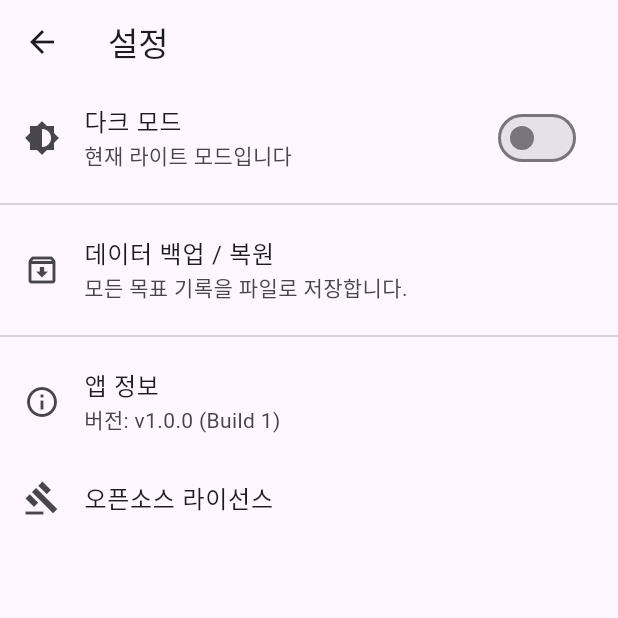
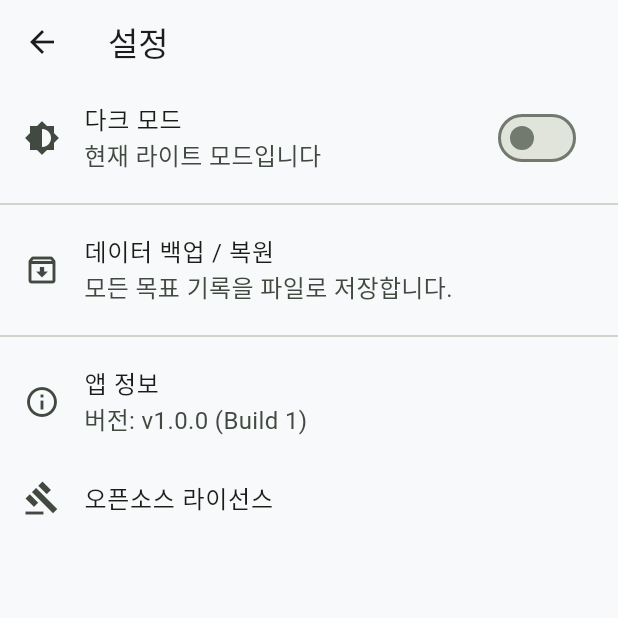
Before and after one commit to thisisJJK/flutter-PerfectThree-project, a Flutter app: the screen it shows after launch, after a tap on the "settings" icon, on a phone screen of 412 x 824 dp, the top half of it. Run offline on Flutter 3.47's test engine with Material 3 defaults, Android fonts, the phone set to English and light mode, and no system bars; our stand-ins replace flutter_riverpod, go_router, google_mobile_ads, hive, hive_flutter, logger and 1 more; accounts and stored records are empty; generated files the repository leaves out were written again; network calls fail.

Commit message:
feat: 스플래시(Splash) 화면 구현 및 초기화 로직 통합
- SplashScreen 위젯 구현 (로고, 이름, 로딩 인디케이터 포함)
- _initializeApp 함수에서 Hive 데이터 로드(goalRepositoryProvider) 및 최소 지연 시간 보장
- GoRouter의 initialLocation을 /splash로 변경
- 초기화 완료 후 /로 라우팅 (context.go)

```diff
--- a/lib/core/theme/app_theme.dart
+++ b/lib/core/theme/app_theme.dart
@@ -36,10 +36,11 @@ class AppTheme {
       foregroundColor: AppColors.textPrimaryDark,
     ),
     textTheme: const TextTheme(
-      bodyLarge: AppTypography.body,  // 폰트 색상은 위 AppColors를 참조해서 다크 대응
+      bodyLarge: AppTypography.body, // 폰트 색상은 위 AppColors를 참조해서 다크 대응
       bodyMedium: AppTypography.body,
       bodySmall: AppTypography.caption,
     ),
+    elevatedButtonTheme: ElevatedButtonThemeData(),
     cardColor: AppColors.cardDark,
     dividerColor: AppColors.dividerDark,
     useMaterial3: true,
--- /dev/null
+++ b/lib/core/theme/provider/theme_provider.dart
@@ -0,0 +1,79 @@
+// 파일 위치: lib/core/providers/theme_provider.dart
+
+import 'package:flutter/material.dart';
+import 'package:hive_flutter/hive_flutter.dart'; // Hive 추가
+import 'package:riverpod_annotation/riverpod_annotation.dart';
+
+import '../../utils/logger.dart';
+
+part 'theme_provider.g.dart'; // 코드 생성 파일
+
+// [상수 정의] 설정 데이터를 저장할 Hive Box 이름과 Key
+const String settingsBoxName = 'settings_box';
+const String themeKey = 'themeMode';
+
+/// ThemeMode를 Hive에 저장하기 위해 String으로 변환합니다.
+String themeModeToString(ThemeMode mode) {
+  // 'ThemeMode.light' -> 'light'로 변환
+  return mode.toString().split('.').last;
+}
+
+/// Hive에서 불러온 String을 ThemeMode로 변환합니다.
+ThemeMode stringToThemeMode(String? str) {
+  switch (str) {
+    case 'dark':
+      return ThemeMode.dark;
+    case 'light':
+      return ThemeMode.light;
+    case 'system':
+      return ThemeMode.system;
+    default:
+      return ThemeMode.system; // 저장된 값이 없으면 기본값은 라이트 모드
+  }
+}
+
+/// [ThemeModeNotifier]
+/// 테마 모드를 Hive에 영구적으로 저장하고 관리하는 Notifier입니다.
+@riverpod
+class ThemeModeNotifier extends _$ThemeModeNotifier {
+  late Box _settingsBox;
+
+  // 1. 초기화 (build) - 비동기 작업으로 초기 상태를 로드합니다.
+  @override
+  Future<ThemeMode> build() async {
+    // 1. Hive Box 열기
+    if (!Hive.isBoxOpen(settingsBoxName)) {
+      _settingsBox = await Hive.openBox(settingsBoxName);
+    } else {
+      _settingsBox = Hive.box(settingsBoxName);
+    }
+
+    // 2. Hive에서 저장된 값 불러오기
+    final savedThemeString = _settingsBox.get(themeKey) as String?;
+
+    // 3. ThemeMode로 변환하여 초기 상태를 설정
+    final initialMode = stringToThemeMode(savedThemeString);
+    CustomLogger.info("🎨 테마 설정 로드 완료: $initialMode");
+
+    return initialMode;
+  }
+
+  /// 4. 외부에서 호출하여 테마를 변경하고 Hive에 저장하는 메서드
+  Future<void> setThemeMode(ThemeMode newMode) async {
+    // 상태를 로딩으로 잠시 변경 (UI는 로딩을 무시해도 됩니다)
+    state = const AsyncValue.loading();
+
+    try {
+      // Hive에 새로운 테마 값 저장
+      await _settingsBox.put(themeKey, themeModeToString(newMode));
+
+      // 상태를 새로운 값으로 업데이트하여 UI에 반영
+      state = AsyncValue.data(newMode);
+      CustomLogger.info("🎨 테마 설정 변경 및 저장 완료: $newMode");
+    } catch (e, stackTrace) {
+      CustomLogger.error("테마 저장 실패", e, stackTrace);
+      // 에러가 나도 앱이 멈추지 않도록 에러 상태를 전달합니다.
+      state = AsyncValue.error(e, stackTrace);
+    }
+  }
+}
--- a/lib/core/theme/theme_provider.dart
+++ /dev/null
@@ -1,6 +0,0 @@
-import 'package:flutter/material.dart';
-import 'package:flutter_riverpod/flutter_riverpod.dart';
-
-final themeProvider = StateProvider<ThemeMode>((ref) {
-  return ThemeMode.system;
-});
--- a/lib/features/goals/view/add_goal_screen.dart
+++ b/lib/features/goals/view/add_goal_screen.dart
@@ -1,7 +1,6 @@
 import 'package:flutter/material.dart';
 import 'package:flutter_riverpod/flutter_riverpod.dart';
 import 'package:go_router/go_router.dart';
-import 'package:perfect_three/core/theme/app_colors.dart';
 import 'package:perfect_three/core/theme/app_typography.dart';
 import 'package:perfect_three/features/ads/banner_ad_widget.dart';
 import 'package:perfect_three/features/goals/viewmodel/goal_viewmodel.dart';
@@ -52,7 +51,6 @@ class _AddGoalScreenState extends ConsumerState<AddGoalScreen> {
                   borderRadius: BorderRadius.circular(12),
                 ),
                 filled: true,
-                fillColor: AppColors.background,
               ),
               onSubmitted: (_) => _saveGoal(), // 엔터 치면 저장
             ),
@@ -61,8 +59,7 @@ class _AddGoalScreenState extends ConsumerState<AddGoalScreen> {
               onPressed: _saveGoal,
               style: ElevatedButton.styleFrom(
                 padding: const EdgeInsets.symmetric(vertical: 16),
-                backgroundColor: AppColors.primary,
-                foregroundColor: AppColors.textPrimary,
+
                 shape: RoundedRectangleBorder(
                   borderRadius: BorderRadius.circular(12),
                 ),
--- a/lib/features/settings/view/settings_screen.dart
+++ b/lib/features/settings/view/settings_screen.dart
@@ -1,6 +1,6 @@
 import 'package:flutter/material.dart';
 import 'package:flutter_riverpod/flutter_riverpod.dart';
-import 'package:perfect_three/core/theme/theme_provider.dart';
+import 'package:perfect_three/core/theme/provider/theme_provider.dart';
 
 class SettingsScreen extends ConsumerWidget {
   const SettingsScreen({super.key});
@@ -11,11 +11,16 @@ class SettingsScreen extends ConsumerWidget {
   @override
   Widget build(BuildContext context, WidgetRef ref) {
     // 현재 테마 모드 상태를 구독합니다.
-    final currentThemeMode = ref.watch(themeProvider);
+    final themeModeAsync = ref.watch(themeModeNotifierProvider);
 
     return Scaffold(
       appBar: AppBar(title: Text("설정")),
-      body: ListView(
+      body: themeModeAsync.when(
+        loading: () =>
+            const Center(child: CircularProgressIndicator()), // 로딩 중 UI
+        error: (e, s) => Center(child: Text('설정 로드 에러: $e')), // 에러 발생 시 UI
+        data: (currentThemeMode) {
+          return ListView(
             children: [
               // 1. 다크 모드 토글 섹션
               SwitchListTile(
@@ -28,9 +33,9 @@ class SettingsScreen extends ConsumerWidget {
                 value: currentThemeMode == ThemeMode.dark,
                 onChanged: (bool isDark) {
                   // Provider 상태 변경
-              ref.read(themeProvider.notifier).state = isDark
-                  ? ThemeMode.dark
-                  : ThemeMode.light;
+                  ref
+                      .read(themeModeNotifierProvider.notifier)
+                      .setThemeMode(isDark ? ThemeMode.dark : ThemeMode.light);
                 },
                 secondary: const Icon(Icons.brightness_6),
               ),
@@ -81,6 +86,8 @@ class SettingsScreen extends ConsumerWidget {
                 },
               ),
             ],
+          );
+        },
       ),
     );
   }
--- /dev/null
+++ b/lib/features/splash/splash_screen.dart
@@ -0,0 +1,74 @@
+import 'package:flutter/material.dart';
+import 'package:flutter_riverpod/flutter_riverpod.dart';
+import 'package:go_router/go_router.dart';
+import 'package:perfect_three/features/goals/viewmodel/goal_viewmodel.dart';
+
+import '../../core/utils/logger.dart';
+
+class SplashScreen extends ConsumerWidget {
+  const SplashScreen({super.key});
+
+  /// 모든 필수 데이터 로딩이 완료되었는지 확인하는 비동기 함수
+  Future<void> _initializeApp(BuildContext context, WidgetRef ref) async {
+    // 1. ThemeMode 로드는 이미 main.dart에서 처리되고 있습니다. (themeModeNotifierProvider)
+
+    // 2. 목표 데이터 로딩을 강제로 트리거하여 로딩 완료를 기다립니다.
+    // .future를 사용하여 비동기 로딩 완료를 기다립니다.
+    await ref.read(goalViewModelProvider.future);
+
+    // 3. 최소 1.5초는 화면에 머물도록 강제 지연 (너무 빨리 사라지면 어색함 방지)
+    await Future.delayed(const Duration(milliseconds: 1500));
+
+    CustomLogger.info("✅ 앱 초기화 완료. 홈 화면으로 이동합니다.");
+
+    // 4. 로딩 완료 후 홈 화면으로 이동 (뒤로 가기 방지를 위해 replace)
+    if (context.mounted) {
+      context.go('/');
+    }
+  }
+
+  @override
+  Widget build(BuildContext context, WidgetRef ref) {
+    // 위젯이 빌드된 후 초기화 로직을 실행합니다.
+    WidgetsBinding.instance.addPostFrameCallback((_) {
+      _initializeApp(context, ref);
+    });
+
+    // 스플래시 화면 UI
+    return Scaffold(
+      // [테마 대응] 배경색은 ScaffodBackgroundColor를 따릅니다.
+      body: Center(
+        child: Column(
+          mainAxisAlignment: MainAxisAlignment.center,
+          children: [
+            // 앱 로고 (임시 아이콘 사용)
+            Icon(
+              Icons.check_circle_outline,
+              size: 80,
+              color: Theme.of(context).colorScheme.primary,
+            ),
+            const SizedBox(height: 16),
+            Text(
+              "Perfect Three",
+              style: TextStyle(
+                fontSize: 32,
+                fontWeight: FontWeight.bold,
+                color: Theme.of(context).colorScheme.onSurface,
+              ),
+            ),
+            const SizedBox(height: 8),
+            Text(
+              "3일, 작은 성공이 만드는 큰 습관",
+              style: TextStyle(
+                fontSize: 14,
+                color: Theme.of(context).colorScheme.onSurface.withOpacity(0.7),
+              ),
+            ),
+            const SizedBox(height: 60),
+            const CircularProgressIndicator(), // 로딩 중임을 시각적으로 보여줍니다.
+          ],
+        ),
+      ),
+    );
+  }
+}
--- a/lib/main.dart
+++ b/lib/main.dart
@@ -1,7 +1,8 @@
 import 'package:flutter/material.dart';
 import 'package:flutter_riverpod/flutter_riverpod.dart';
 import 'package:hive_flutter/hive_flutter.dart';
-import 'package:perfect_three/core/theme/theme_provider.dart';
+import 'package:perfect_three/core/theme/app_theme.dart';
+import 'package:perfect_three/core/theme/provider/theme_provider.dart';
 import 'package:perfect_three/data/models/goal.dart';
 import 'package:perfect_three/routes/app_router.dart';
 
@@ -23,7 +24,7 @@ void main() async {
   CustomLogger.info("🚀 Perfect Three 앱이 시작됩니다. (Hive 초기화 완료)");
 
   // ProviderScope로 앱을 감싸서 Riverpod 상태 관리를 사용할 수 있게 합니다.
-  runApp(const ProviderScope(child: MyApp()));
+  runApp(ProviderScope(child: MyApp()));
 }
 
 /// 앱의 최상위 위젯입니다.
@@ -34,13 +35,13 @@ class MyApp extends ConsumerWidget {
   Widget build(BuildContext context, WidgetRef ref) {
     // 라우터 설정 가져오기
     final router = ref.watch(appRouterProvider);
-    final themeMode = ref.watch(themeProvider);
+    final themeMode = ref.watch(themeModeNotifierProvider).value;
     return MaterialApp.router(
       routerConfig: router,
       title: 'Perfect Three', // 앱 이름 (나중에 Localization 적용 예정)
       themeMode: themeMode,
-      theme: ThemeData.light(),
-      darkTheme: ThemeData.dark(),
+      theme: AppTheme.light,
+      darkTheme: AppTheme.dark,
 
       // 임시 홈 화면 (다음 단계에서 라우터로 교체 예정)
       // 임시 테스트용 코드
--- a/lib/routes/app_router.dart
+++ b/lib/routes/app_router.dart
@@ -1,6 +1,7 @@
 import 'package:flutter_riverpod/flutter_riverpod.dart';
 import 'package:go_router/go_router.dart';
 import 'package:perfect_three/features/settings/view/settings_screen.dart';
+import 'package:perfect_three/features/splash/splash_screen.dart';
 import 'package:riverpod_annotation/riverpod_annotation.dart';
 
 import '../features/goals/view/add_goal_screen.dart';
@@ -13,8 +14,13 @@ part 'app_router.g.dart';
 @riverpod
 GoRouter appRouter(AppRouterRef ref) {
   return GoRouter(
-    initialLocation: '/', // 앱 시작 시 첫 화면
+    initialLocation: '/splash', // 앱 시작 시 첫 화면
     routes: [
+      GoRoute(
+        path: '/splash',
+        name: 'splash',
+        builder: (context, state) => const SplashScreen(),
+      ),
       // 1. 홈 화면
       GoRoute(
         path: '/',
@@ -28,7 +34,7 @@ GoRouter appRouter(AppRouterRef ref) {
             builder: (context, state) => const AddGoalScreen(),
           ),
           GoRoute(
-            path: 'settings',
+            path: '/settings',
             name: 'settings',
             builder: (context, state) => const SettingsScreen(),
           ),
```
Also changed, not shown: lib/features/goals/view/home_screen.dart (+17 -12 lines), lib/features/goals/widgets/goal_card.dart (+35 -33 lines), lib/core/theme/provider/theme_provider.g.dart (added), lib/data/repositories/goal_repository.g.dart, lib/features/goals/viewmodel/goal_viewmodel.g.dart, lib/routes/app_router.g.dart. Lines whose indentation alone changed are shown as unchanged.
